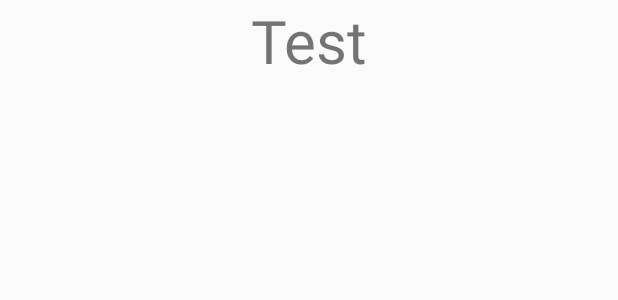
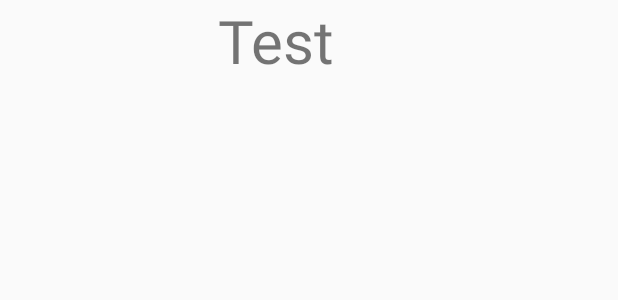
Before and after one commit to kamisaberi/narij-social-network-frontend-android, an Android app: the layout activity_add_audio_document.xml on its own in the app's theme, with its tools: preview values and no code run, on a phone screen of 412 x 824 dp. Shown: the top 300 px of the screen. Run offline under Robolectric (Android 15) with nearby library versions, the phone set to English and light mode, and no system bars; Roboto replaces fonts that are not available here.

Commit message:
Initial commit

```diff
--- a/app/src/main/res/layout/activity_add_audio_document.xml
+++ b/app/src/main/res/layout/activity_add_audio_document.xml
@@ -1,5 +1,7 @@
 <?xml version="1.0" encoding="utf-8"?>
-<android.support.constraint.ConstraintLayout xmlns:android="http://schemas.android.com/apk/res/android"
+<LinearLayout
+    android:orientation="vertical"
+    xmlns:android="http://schemas.android.com/apk/res/android"
     xmlns:app="http://schemas.android.com/apk/res-auto"
     xmlns:tools="http://schemas.android.com/tools"
     android:layout_width="match_parent"
@@ -10,7 +12,9 @@
         android:text="Test"
         android:textSize="40sp"
         android:gravity="center"
-        android:layout_width="match_parent"
-        android:layout_height="wrap_content" />
+        android:layout_width="368dp"
+        android:layout_height="wrap_content"
+        tools:layout_editor_absoluteY="0dp"
+        tools:layout_editor_absoluteX="8dp" />
 
-</android.support.constraint.ConstraintLayout>
+</LinearLayout>
```
